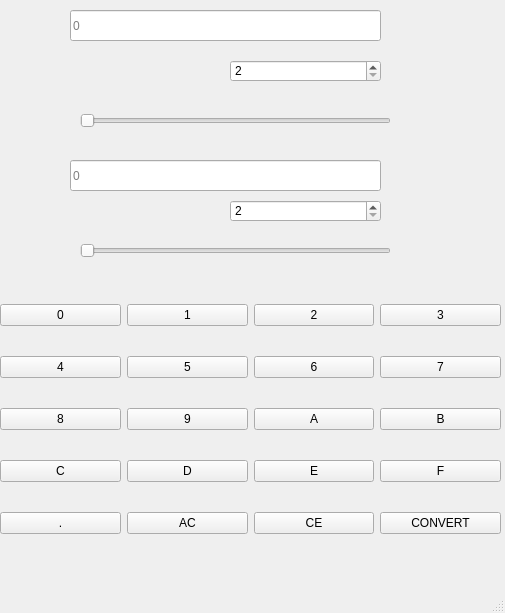
Above: view/main_window.ui from 4s4v1n/ConverterSDT before the change. Below: the same form after it.
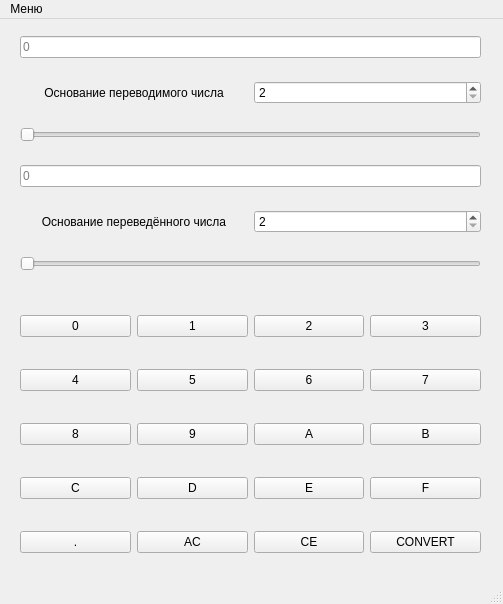
That is the form after the change.

Commit message: feature: added history window class and qt model for history

Diff of the .ui file:
```diff
--- a/view/main_window.ui
+++ b/view/main_window.ui
@@ -6,8 +6,8 @@
    <rect>
     <x>0</x>
     <y>0</y>
-    <width>505</width>
-    <height>613</height>
+    <width>503</width>
+    <height>604</height>
    </rect>
   </property>
   <property name="sizePolicy">
@@ -32,10 +32,10 @@
    <widget class="QWidget" name="gridLayoutWidget">
     <property name="geometry">
      <rect>
-      <x>0</x>
-      <y>280</y>
-      <width>501</width>
-      <height>281</height>
+      <x>20</x>
+      <y>270</y>
+      <width>461</width>
+      <height>291</height>
      </rect>
     </property>
     <layout class="QGridLayout" name="gridLayout">
@@ -46,24 +46,17 @@
        </property>
       </widget>
      </item>
-     <item row="0" column="1">
-      <widget class="QPushButton" name="push_button_1">
+     <item row="3" column="2">
+      <widget class="QPushButton" name="push_button_e">
        <property name="text">
-        <string>1</string>
+        <string>E</string>
        </property>
       </widget>
      </item>
-     <item row="1" column="0">
-      <widget class="QPushButton" name="push_button_4">
+     <item row="1" column="3">
+      <widget class="QPushButton" name="push_button_7">
        <property name="text">
-        <string>4</string>
-       </property>
-      </widget>
-     </item>
-     <item row="0" column="3">
-      <widget class="QPushButton" name="push_button_3">
-       <property name="text">
-        <string>3</string>
+        <string>7</string>
        </property>
       </widget>
      </item>
@@ -74,31 +67,10 @@
        </property>
       </widget>
      </item>
-     <item row="3" column="0">
-      <widget class="QPushButton" name="push_button_c">
+     <item row="3" column="1">
+      <widget class="QPushButton" name="push_button_d">
        <property name="text">
-        <string>C</string>
-       </property>
-      </widget>
-     </item>
-     <item row="0" column="2">
-      <widget class="QPushButton" name="push_button_2">
-       <property name="text">
-        <string>2</string>
-       </property>
-      </widget>
-     </item>
-     <item row="2" column="0">
-      <widget class="QPushButton" name="push_button_8">
-       <property name="text">
-        <string>8</string>
-       </property>
-      </widget>
-     </item>
-     <item row="1" column="1">
-      <widget class="QPushButton" name="push_button_5">
-       <property name="text">
-        <string>5</string>
+        <string>D</string>
        </property>
       </widget>
      </item>
@@ -109,10 +81,10 @@
        </property>
       </widget>
      </item>
-     <item row="1" column="3">
-      <widget class="QPushButton" name="push_button_7">
+     <item row="3" column="3">
+      <widget class="QPushButton" name="push_button_f">
        <property name="text">
-        <string>7</string>
+        <string>F</string>
        </property>
       </widget>
      </item>
@@ -123,13 +95,6 @@
        </property>
       </widget>
      </item>
-     <item row="2" column="2">
-      <widget class="QPushButton" name="push_button_a">
-       <property name="text">
-        <string>A</string>
-       </property>
-      </widget>
-     </item>
      <item row="2" column="3">
       <widget class="QPushButton" name="push_button_b">
        <property name="text">
@@ -137,24 +102,17 @@
        </property>
       </widget>
      </item>
-     <item row="3" column="1">
-      <widget class="QPushButton" name="push_button_d">
+     <item row="0" column="2">
+      <widget class="QPushButton" name="push_button_2">
        <property name="text">
-        <string>D</string>
+        <string>2</string>
        </property>
       </widget>
      </item>
-     <item row="3" column="2">
-      <widget class="QPushButton" name="push_button_e">
+     <item row="0" column="3">
+      <widget class="QPushButton" name="push_button_3">
        <property name="text">
-        <string>E</string>
-       </property>
-      </widget>
-     </item>
-     <item row="3" column="3">
-      <widget class="QPushButton" name="push_button_f">
-       <property name="text">
-        <string>F</string>
+        <string>3</string>
        </property>
       </widget>
      </item>
@@ -165,10 +123,31 @@
        </property>
       </widget>
      </item>
-     <item row="4" column="2">
-      <widget class="QPushButton" name="push_button_ce">
+     <item row="1" column="1">
+      <widget class="QPushButton" name="push_button_5">
        <property name="text">
-        <string>CE</string>
+        <string>5</string>
+       </property>
+      </widget>
+     </item>
+     <item row="3" column="0">
+      <widget class="QPushButton" name="push_button_c">
+       <property name="text">
+        <string>C</string>
+       </property>
+      </widget>
+     </item>
+     <item row="2" column="0">
+      <widget class="QPushButton" name="push_button_8">
+       <property name="text">
+        <string>8</string>
+       </property>
+      </widget>
+     </item>
+     <item row="2" column="2">
+      <widget class="QPushButton" name="push_button_a">
+       <property name="text">
+        <string>A</string>
        </property>
       </widget>
      </item>
@@ -179,112 +158,132 @@
        </property>
       </widget>
      </item>
+     <item row="1" column="0">
+      <widget class="QPushButton" name="push_button_4">
+       <property name="text">
+        <string>4</string>
+       </property>
+      </widget>
+     </item>
+     <item row="4" column="2">
+      <widget class="QPushButton" name="push_button_ce">
+       <property name="text">
+        <string>CE</string>
+       </property>
+      </widget>
+     </item>
+     <item row="0" column="1">
+      <widget class="QPushButton" name="push_button_1">
+       <property name="text">
+        <string>1</string>
+       </property>
+      </widget>
+     </item>
     </layout>
    </widget>
-   <widget class="QLineEdit" name="input_line">
+   <widget class="QWidget" name="gridLayoutWidget_2">
     <property name="geometry">
      <rect>
-      <x>70</x>
-      <y>10</y>
-      <width>311</width>
-      <height>31</height>
+      <x>20</x>
+      <y>0</y>
+      <width>461</width>
+      <height>271</height>
      </rect>
     </property>
-    <property name="text">
-     <string/>
-    </property>
-    <property name="placeholderText">
-     <string>0</string>
-    </property>
-   </widget>
-   <widget class="QLineEdit" name="output_line">
-    <property name="geometry">
-     <rect>
-      <x>70</x>
-      <y>160</y>
-      <width>311</width>
-      <height>31</height>
-     </rect>
-    </property>
-    <property name="text">
-     <string/>
-    </property>
-    <property name="placeholderText">
-     <string>0</string>
-    </property>
-   </widget>
-   <widget class="QSpinBox" name="input_base_spinbox">
-    <property name="geometry">
-     <rect>
-      <x>230</x>
-      <y>60</y>
-      <width>151</width>
-      <height>22</height>
-     </rect>
-    </property>
-    <property name="minimum">
-     <number>2</number>
-    </property>
-    <property name="maximum">
-     <number>16</number>
-    </property>
-   </widget>
-   <widget class="QSpinBox" name="output_base_spinbox">
-    <property name="geometry">
-     <rect>
-      <x>230</x>
-      <y>200</y>
-      <width>151</width>
-      <height>22</height>
-     </rect>
-    </property>
-    <property name="minimum">
-     <number>2</number>
-    </property>
-    <property name="maximum">
-     <number>16</number>
-    </property>
-   </widget>
-   <widget class="QSlider" name="input_base_slider">
-    <property name="geometry">
-     <rect>
-      <x>80</x>
-      <y>110</y>
-      <width>311</width>
-      <height>22</height>
-     </rect>
-    </property>
-    <property name="minimum">
-     <number>2</number>
-    </property>
-    <property name="maximum">
-     <number>16</number>
-    </property>
-    <property name="orientation">
-     <enum>Qt::Horizontal</enum>
-    </property>
-   </widget>
-   <widget class="QSlider" name="output_base_slider">
-    <property name="geometry">
-     <rect>
-      <x>80</x>
-      <y>240</y>
-      <width>311</width>
-      <height>22</height>
-     </rect>
-    </property>
-    <property name="minimum">
-     <number>2</number>
-    </property>
-    <property name="maximum">
-     <number>16</number>
-    </property>
-    <property name="value">
-     <number>2</number>
-    </property>
-    <property name="orientation">
-     <enum>Qt::Horizontal</enum>
-    </property>
+    <layout class="QGridLayout" name="meta_info_layout">
+     <item row="4" column="1">
+      <widget class="QSpinBox" name="output_base_spinbox">
+       <property name="minimum">
+        <number>2</number>
+       </property>
+       <property name="maximum">
+        <number>16</number>
+       </property>
+      </widget>
+     </item>
+     <item row="1" column="1">
+      <widget class="QSpinBox" name="input_base_spinbox">
+       <property name="minimum">
+        <number>2</number>
+       </property>
+       <property name="maximum">
+        <number>16</number>
+       </property>
+      </widget>
+     </item>
+     <item row="1" column="0">
+      <widget class="QLabel" name="input_base_label">
+       <property name="text">
+        <string>Основание переводимого числа</string>
+       </property>
+       <property name="alignment">
+        <set>Qt::AlignCenter</set>
+       </property>
+      </widget>
+     </item>
+     <item row="0" column="0" colspan="2">
+      <widget class="QLineEdit" name="input_line">
+       <property name="text">
+        <string/>
+       </property>
+       <property name="placeholderText">
+        <string>0</string>
+       </property>
+      </widget>
+     </item>
+     <item row="3" column="0" colspan="2">
+      <widget class="QLineEdit" name="output_line">
+       <property name="text">
+        <string/>
+       </property>
+       <property name="placeholderText">
+        <string>0</string>
+       </property>
+      </widget>
+     </item>
+     <item row="5" column="0" colspan="2">
+      <widget class="QSlider" name="output_base_slider">
+       <property name="minimum">
+        <number>2</number>
+       </property>
+       <property name="maximum">
+        <number>16</number>
+       </property>
+       <property name="value">
+        <number>2</number>
+       </property>
+       <property name="orientation">
+        <enum>Qt::Horizontal</enum>
+       </property>
+       <property name="tickPosition">
+        <enum>QSlider::NoTicks</enum>
+       </property>
+      </widget>
+     </item>
+     <item row="4" column="0">
+      <widget class="QLabel" name="output_base_label">
+       <property name="text">
+        <string>Основание переведённого числа</string>
+       </property>
+       <property name="alignment">
+        <set>Qt::AlignCenter</set>
+       </property>
+      </widget>
+     </item>
+     <item row="2" column="0" colspan="2">
+      <widget class="QSlider" name="input_base_slider">
+       <property name="minimum">
+        <number>2</number>
+       </property>
+       <property name="maximum">
+        <number>16</number>
+       </property>
+       <property name="orientation">
+        <enum>Qt::Horizontal</enum>
+       </property>
+      </widget>
+     </item>
+    </layout>
    </widget>
   </widget>
   <widget class="QMenuBar" name="menubar">
@@ -292,10 +291,19 @@
     <rect>
      <x>0</x>
      <y>0</y>
-     <width>505</width>
+     <width>503</width>
      <height>22</height>
     </rect>
    </property>
+   <widget class="QMenu" name="menu">
+    <property name="title">
+     <string>Меню</string>
+    </property>
+    <addaction name="reference_action"/>
+    <addaction name="history_action"/>
+    <addaction name="exit_action"/>
+   </widget>
+   <addaction name="menu"/>
   </widget>
   <widget class="QStatusBar" name="statusbar"/>
  </widget>
```
Left out of the diff: 17 changed lines with no effect on the pictures. The commit also changes 11 other files.
